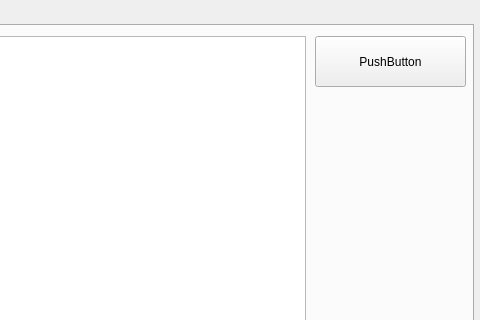
Near8954/library_system, file mainwindow.ui: the form before one commit; both pictures show x 857 to 1337 and y 0 to 320 of the 1337 by 705 pixel window.
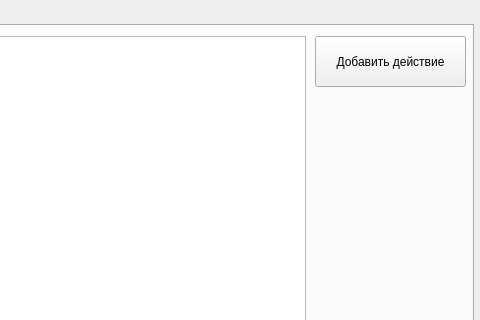
The form after the commit.

Diff of the .ui file:
```diff
--- a/mainwindow.ui
+++ b/mainwindow.ui
@@ -40,7 +40,7 @@
        </rect>
       </property>
       <property name="text">
-       <string>PushButton</string>
+       <string>Добавить действие</string>
       </property>
      </widget>
      <widget class="QTableView" name="tableView">
```
Left out of the diff: 2 changed lines with no effect on the pictures.
